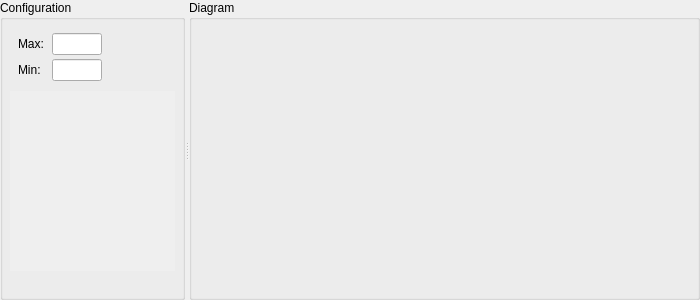
Old version of the form src/AQLinechart.ui in the repository nlbtuyen/ConfigurationGCS.
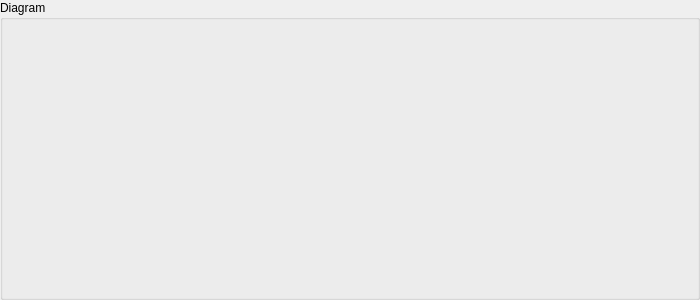
New version of the form.

```diff
--- a/src/AQLinechart.ui
+++ b/src/AQLinechart.ui
@@ -55,243 +55,6 @@
      <property name="childrenCollapsible">
       <bool>false</bool>
      </property>
-     <widget class="QGroupBox" name="curveGroupBox">
-      <property name="sizePolicy">
-       <sizepolicy hsizetype="Preferred" vsizetype="Preferred">
-        <horstretch>0</horstretch>
-        <verstretch>0</verstretch>
-       </sizepolicy>
-      </property>
-      <property name="minimumSize">
-       <size>
-        <width>185</width>
-        <height>0</height>
-       </size>
-      </property>
-      <property name="maximumSize">
-       <size>
-        <width>185</width>
-        <height>16777215</height>
-       </size>
-      </property>
-      <property name="baseSize">
-       <size>
-        <width>200</width>
-        <height>0</height>
-       </size>
-      </property>
-      <property name="font">
-       <font>
-        <family>Arial</family>
-        <pointsize>9</pointsize>
-       </font>
-      </property>
-      <property name="styleSheet">
-       <string notr="true"/>
-      </property>
-      <property name="title">
-       <string>Configuration</string>
-      </property>
-      <property name="alignment">
-       <set>Qt::AlignLeading|Qt::AlignLeft|Qt::AlignTop</set>
-      </property>
-      <widget class="QScrollArea" name="curveListWidget">
-       <property name="geometry">
-        <rect>
-         <x>10</x>
-         <y>91</y>
-         <width>165</width>
-         <height>180</height>
-        </rect>
-       </property>
-       <property name="sizePolicy">
-        <sizepolicy hsizetype="Preferred" vsizetype="Expanding">
-         <horstretch>0</horstretch>
-         <verstretch>0</verstretch>
-        </sizepolicy>
-       </property>
-       <property name="minimumSize">
-        <size>
-         <width>165</width>
-         <height>180</height>
-        </size>
-       </property>
-       <property name="maximumSize">
-        <size>
-         <width>165</width>
-         <height>180</height>
-        </size>
-       </property>
-       <property name="font">
-        <font>
-         <family>Arial</family>
-         <pointsize>9</pointsize>
-        </font>
-       </property>
-       <property name="layoutDirection">
-        <enum>Qt::LeftToRight</enum>
-       </property>
-       <property name="autoFillBackground">
-        <bool>false</bool>
-       </property>
-       <property name="styleSheet">
-        <string notr="true">QScrollArea{
-	padding: 8px;
-}</string>
-       </property>
-       <property name="frameShape">
-        <enum>QFrame::NoFrame</enum>
-       </property>
-       <property name="frameShadow">
-        <enum>QFrame::Plain</enum>
-       </property>
-       <property name="lineWidth">
-        <number>1</number>
-       </property>
-       <property name="sizeAdjustPolicy">
-        <enum>QAbstractScrollArea::AdjustIgnored</enum>
-       </property>
-       <property name="widgetResizable">
-        <bool>true</bool>
-       </property>
-       <property name="alignment">
-        <set>Qt::AlignLeading|Qt::AlignLeft|Qt::AlignTop</set>
-       </property>
-       <widget class="QWidget" name="scrollAreaWidgetContents">
-        <property name="geometry">
-         <rect>
-          <x>0</x>
-          <y>0</y>
-          <width>149</width>
-          <height>164</height>
-         </rect>
-        </property>
-       </widget>
-      </widget>
-      <widget class="QWidget" name="layoutWidget">
-       <property name="geometry">
-        <rect>
-         <x>15</x>
-         <y>30</y>
-         <width>90</width>
-         <height>54</height>
-        </rect>
-       </property>
-       <layout class="QVBoxLayout" name="verticalLayout">
-        <property name="spacing">
-         <number>1</number>
-        </property>
-        <item>
-         <layout class="QHBoxLayout" name="horizontalLayout_2">
-          <item>
-           <widget class="QLabel" name="label">
-            <property name="minimumSize">
-             <size>
-              <width>30</width>
-              <height>0</height>
-             </size>
-            </property>
-            <property name="maximumSize">
-             <size>
-              <width>30</width>
-              <height>16777215</height>
-             </size>
-            </property>
-            <property name="font">
-             <font>
-              <family>Arial</family>
-              <pointsize>9</pointsize>
-             </font>
-            </property>
-            <property name="text">
-             <string>Max:</string>
-            </property>
-           </widget>
-          </item>
-          <item>
-           <widget class="QLineEdit" name="maxValue">
-            <property name="minimumSize">
-             <size>
-              <width>50</width>
-              <height>0</height>
-             </size>
-            </property>
-            <property name="maximumSize">
-             <size>
-              <width>50</width>
-              <height>16777215</height>
-             </size>
-            </property>
-            <property name="font">
-             <font>
-              <family>Arial</family>
-              <pointsize>9</pointsize>
-             </font>
-            </property>
-            <property name="alignment">
-             <set>Qt::AlignRight|Qt::AlignTrailing|Qt::AlignVCenter</set>
-            </property>
-           </widget>
-          </item>
-         </layout>
-        </item>
-        <item>
-         <layout class="QHBoxLayout" name="horizontalLayout_3">
-          <item>
-           <widget class="QLabel" name="label_2">
-            <property name="minimumSize">
-             <size>
-              <width>30</width>
-              <height>0</height>
-             </size>
-            </property>
-            <property name="maximumSize">
-             <size>
-              <width>30</width>
-              <height>16777215</height>
-             </size>
-            </property>
-            <property name="font">
-             <font>
-              <family>Arial</family>
-              <pointsize>9</pointsize>
-             </font>
-            </property>
-            <property name="text">
-             <string>Min:</string>
-            </property>
-           </widget>
-          </item>
-          <item>
-           <widget class="QLineEdit" name="minValue">
-            <property name="minimumSize">
-             <size>
-              <width>50</width>
-              <height>0</height>
-             </size>
-            </property>
-            <property name="maximumSize">
-             <size>
-              <width>50</width>
-              <height>16777215</height>
-             </size>
-            </property>
-            <property name="font">
-             <font>
-              <family>Arial</family>
-              <pointsize>9</pointsize>
-             </font>
-            </property>
-            <property name="alignment">
-             <set>Qt::AlignRight|Qt::AlignTrailing|Qt::AlignVCenter</set>
-            </property>
-           </widget>
-          </item>
-         </layout>
-        </item>
-       </layout>
-      </widget>
-     </widget>
      <widget class="QGroupBox" name="AQdiagramGroupBox">
       <property name="sizePolicy">
        <sizepolicy hsizetype="Expanding" vsizetype="Preferred">
```
